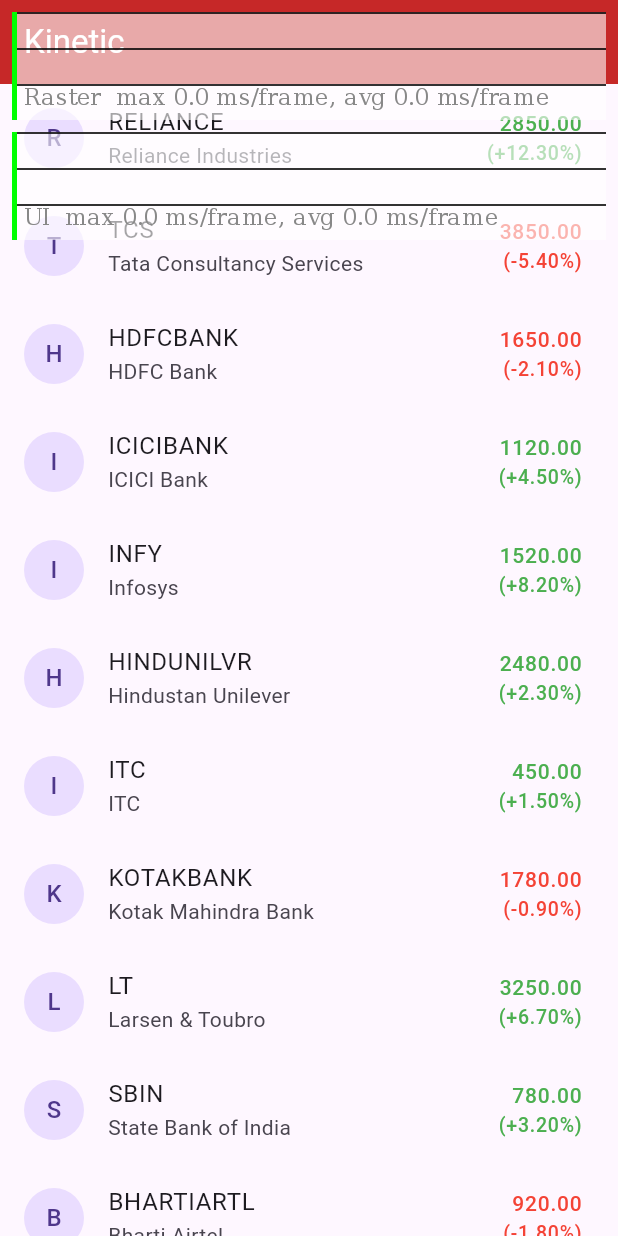
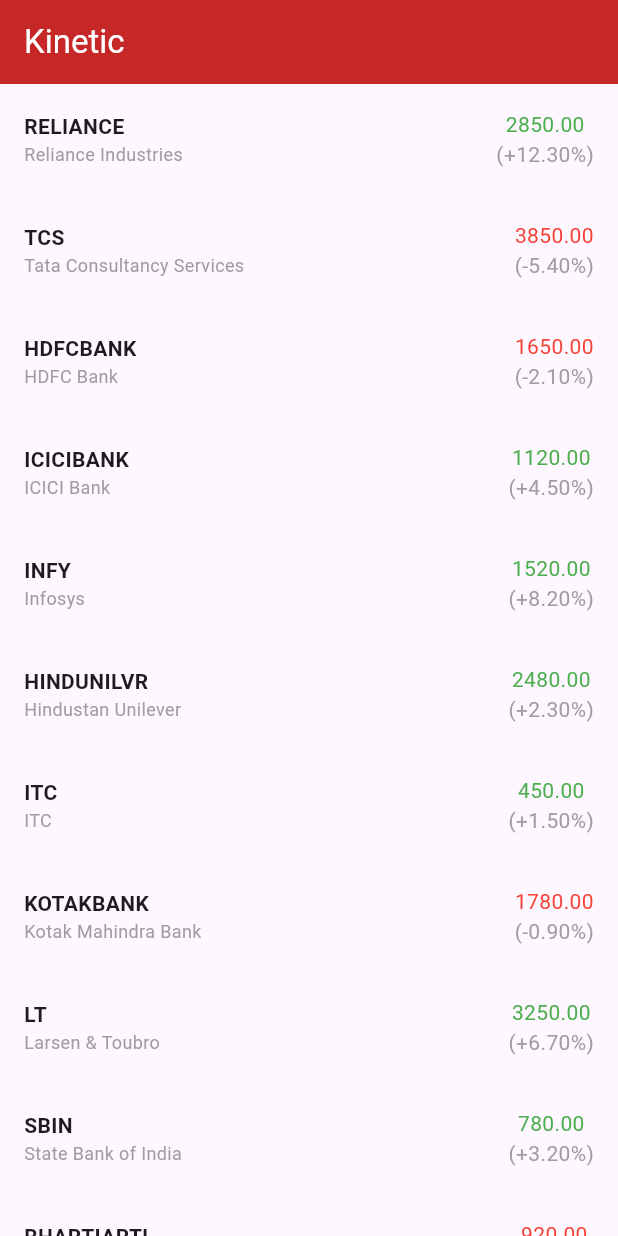
Before and after one commit to hariraja-07/kinetic, a Flutter app: the screen it shows after launch, on a phone screen of 412 x 824 dp. Run offline on Flutter 3.47's test engine with Material 3 defaults, Android fonts, the phone set to English and light mode, and no system bars.

Commit message:
refactor: migrate to typed Stock model and optimize performance
- Replaced unsafe Map<String, dynamic> with type-safe Stock class
- Extracted UI into reusable _StockItem widget with cached styles
- Added itemExtent and disabled keep-alives for smoother scrolling

```diff
--- a/lib/main.dart
+++ b/lib/main.dart
@@ -1,132 +1,171 @@
 import 'package:flutter/material.dart';
 
-void main(){
+void main() {
   runApp(App());
 }
 
-class App extends StatelessWidget{
+class App extends StatelessWidget {
   const App({super.key});
 
   @override
   Widget build(BuildContext context) {
     return MaterialApp(
-      showPerformanceOverlay: true,
       home: Home(),
       debugShowCheckedModeBanner: false,
     );
   }
 }
 
-class Home extends StatelessWidget{
-  Home({super.key});
+class Home extends StatelessWidget {
+  const Home({super.key});
 
-  final stocks = [
-    {"symbol": "RELIANCE", "name": "Reliance Industries", "price": 2850.0, "change": 12.3},
-    {"symbol": "TCS", "name": "Tata Consultancy Services", "price": 3850.0, "change": -5.4},
-    {"symbol": "HDFCBANK", "name": "HDFC Bank", "price": 1650.0, "change": -2.1},
-    {"symbol": "ICICIBANK", "name": "ICICI Bank", "price": 1120.0, "change": 4.5},
-    {"symbol": "INFY", "name": "Infosys", "price": 1520.0, "change": 8.2},
-    {"symbol": "HINDUNILVR", "name": "Hindustan Unilever", "price": 2480.0, "change": 2.3},
-    {"symbol": "ITC", "name": "ITC", "price": 450.0, "change": 1.5},
-    {"symbol": "KOTAKBANK", "name": "Kotak Mahindra Bank", "price": 1780.0, "change": -0.9},
-    {"symbol": "LT", "name": "Larsen & Toubro", "price": 3250.0, "change": 6.7},
-    {"symbol": "SBIN", "name": "State Bank of India", "price": 780.0, "change": 3.2},
-    {"symbol": "BHARTIARTL", "name": "Bharti Airtel", "price": 920.0, "change": -1.8},
-    {"symbol": "BAJFINANCE", "name": "Bajaj Finance", "price": 6850.0, "change": 7.8},
-    {"symbol": "SUNPHARMA", "name": "Sun Pharmaceutical", "price": 1680.0, "change": -3.5},
-    {"symbol": "TATAMOTORS", "name": "Tata Motors", "price": 980.0, "change": 5.1},
-    {"symbol": "ADANIPORTS", "name": "Adani Ports", "price": 1420.0, "change": -1.5},
-    {"symbol": "MARUTI", "name": "Maruti Suzuki", "price": 11800.0, "change": -3.2},
-    {"symbol": "ASIANPAINT", "name": "Asian Paints", "price": 3280.0, "change": 1.9},
-    {"symbol": "NESTLEIND", "name": "Nestle India", "price": 2180.0, "change": -0.5},
-    {"symbol": "HCLTECH", "name": "HCL Technologies", "price": 1280.0, "change": 3.8},
-    {"symbol": "WIPRO", "name": "Wipro", "price": 420.0, "change": 1.2},
-    {"symbol": "TITAN", "name": "Titan Company", "price": 3680.0, "change": 5.6},
-    {"symbol": "ULTRACEMCO", "name": "UltraTech Cement", "price": 11200.0, "change": -2.3},
-    {"symbol": "POWERGRID", "name": "Power Grid Corporation", "price": 320.0, "change": -1.2},
-    {"symbol": "ONGC", "name": "Oil & Natural Gas Corp", "price": 260.0, "change": -0.8},
-    {"symbol": "NTPC", "name": "NTPC", "price": 380.0, "change": 2.1},
-    {"symbol": "COALINDIA", "name": "Coal India", "price": 490.0, "change": 3.4},
-    {"symbol": "JSWSTEEL", "name": "JSW Steel", "price": 890.0, "change": -2.8},
-    {"symbol": "TATASTEEL", "name": "Tata Steel", "price": 165.0, "change": 4.2},
-    {"symbol": "HDFCLIFE", "name": "HDFC Life Insurance", "price": 720.0, "change": -0.7},
-    {"symbol": "SBILIFE", "name": "SBI Life Insurance", "price": 1680.0, "change": 2.9},
-    {"symbol": "CIPLA", "name": "Cipla", "price": 1420.0, "change": 2.1},
-    {"symbol": "DRREDDY", "name": "Dr. Reddy's Laboratories", "price": 6980.0, "change": -3.4},
-    {"symbol": "TECHM", "name": "Tech Mahindra", "price": 1680.0, "change": -1.9},
-    {"symbol": "BAJAJFINSV", "name": "Bajaj Finserv", "price": 1680.0, "change": -4.1},
-    {"symbol": "ADANIENT", "name": "Adani Enterprises", "price": 3280.0, "change": 6.2},
-    {"symbol": "GRASIM", "name": "Grasim Industries", "price": 2180.0, "change": 1.8},
-    {"symbol": "HEROMOTOCO", "name": "Hero MotoCorp", "price": 4450.0, "change": 2.6},
-    {"symbol": "DIVISLAB", "name": "Divi's Laboratories", "price": 4850.0, "change": 4.5},
-    {"symbol": "APOLLOHOSP", "name": "Apollo Hospitals", "price": 6280.0, "change": -1.8},
-    {"symbol": "BPCL", "name": "Bharat Petroleum", "price": 620.0, "change": 3.1},
-    {"symbol": "EICHERMOT", "name": "Eicher Motors", "price": 4280.0, "change": -2.5},
-    {"symbol": "IOC", "name": "Indian Oil Corporation", "price": 160.0, "change": 1.4},
-    {"symbol": "INDUSINDBK", "name": "IndusInd Bank", "price": 1580.0, "change": -3.2},
-    {"symbol": "AXISBANK", "name": "Axis Bank", "price": 1080.0, "change": 2.8},
-    {"symbol": "PNB", "name": "Punjab National Bank", "price": 125.0, "change": -1.6},
-    {"symbol": "BANKBARODA", "name": "Bank of Baroda", "price": 280.0, "change": 3.5},
-    {"symbol": "CANBK", "name": "Canara Bank", "price": 520.0, "change": -2.1},
-    {"symbol": "M&M", "name": "Mahindra & Mahindra", "price": 1680.0, "change": 4.8},
-    {"symbol": "TRENT", "name": "Trent", "price": 4280.0, "change": -1.9},
-    {"symbol": "DMART", "name": "Avenue Supermarts", "price": 4280.0, "change": -1.1},
+  static const List<Stock> stocks = [
+    Stock(symbol: "RELIANCE", name: "Reliance Industries", price: 2850.0, change: 12.3),
+    Stock(symbol: "TCS", name: "Tata Consultancy Services", price: 3850.0, change: -5.4),
+    Stock(symbol: "HDFCBANK", name: "HDFC Bank", price: 1650.0, change: -2.1),
+    Stock(symbol: "ICICIBANK", name: "ICICI Bank", price: 1120.0, change: 4.5),
+    Stock(symbol: "INFY", name: "Infosys", price: 1520.0, change: 8.2),
+    Stock(symbol: "HINDUNILVR", name: "Hindustan Unilever", price: 2480.0, change: 2.3),
+    Stock(symbol: "ITC", name: "ITC", price: 450.0, change: 1.5),
+    Stock(symbol: "KOTAKBANK", name: "Kotak Mahindra Bank", price: 1780.0, change: -0.9),
+    Stock(symbol: "LT", name: "Larsen & Toubro", price: 3250.0, change: 6.7),
+    Stock(symbol: "SBIN", name: "State Bank of India", price: 780.0, change: 3.2),
+    Stock(symbol: "BHARTIARTL", name: "Bharti Airtel", price: 920.0, change: -1.8),
+    Stock(symbol: "BAJFINANCE", name: "Bajaj Finance", price: 6850.0, change: 7.8),
+    Stock(symbol: "SUNPHARMA", name: "Sun Pharmaceutical", price: 1680.0, change: -3.5),
+    Stock(symbol: "TATAMOTORS", name: "Tata Motors", price: 980.0, change: 5.1),
+    Stock(symbol: "ADANIPORTS", name: "Adani Ports", price: 1420.0, change: -1.5),
+    Stock(symbol: "MARUTI", name: "Maruti Suzuki", price: 11800.0, change: -3.2),
+    Stock(symbol: "ASIANPAINT", name: "Asian Paints", price: 3280.0, change: 1.9),
+    Stock(symbol: "NESTLEIND", name: "Nestle India", price: 2180.0, change: -0.5),
+    Stock(symbol: "HCLTECH", name: "HCL Technologies", price: 1280.0, change: 3.8),
+    Stock(symbol: "WIPRO", name: "Wipro", price: 420.0, change: 1.2),
+    Stock(symbol: "TITAN", name: "Titan Company", price: 3680.0, change: 5.6),
+    Stock(symbol: "ULTRACEMCO", name: "UltraTech Cement", price: 11200.0, change: -2.3),
+    Stock(symbol: "POWERGRID", name: "Power Grid Corporation", price: 320.0, change: -1.2),
+    Stock(symbol: "ONGC", name: "Oil & Natural Gas Corp", price: 260.0, change: -0.8),
+    Stock(symbol: "NTPC", name: "NTPC", price: 380.0, change: 2.1),
+    Stock(symbol: "COALINDIA", name: "Coal India", price: 490.0, change: 3.4),
+    Stock(symbol: "JSWSTEEL", name: "JSW Steel", price: 890.0, change: -2.8),
+    Stock(symbol: "TATASTEEL", name: "Tata Steel", price: 165.0, change: 4.2),
+    Stock(symbol: "HDFCLIFE", name: "HDFC Life Insurance", price: 720.0, change: -0.7),
+    Stock(symbol: "SBILIFE", name: "SBI Life Insurance", price: 1680.0, change: 2.9),
+    Stock(symbol: "CIPLA", name: "Cipla", price: 1420.0, change: 2.1),
+    Stock(symbol: "DRREDDY", name: "Dr. Reddy's Laboratories", price: 6980.0, change: -3.4),
+    Stock(symbol: "TECHM", name: "Tech Mahindra", price: 1680.0, change: -1.9),
+    Stock(symbol: "BAJAJFINSV", name: "Bajaj Finserv", price: 1680.0, change: -4.1),
+    Stock(symbol: "ADANIENT", name: "Adani Enterprises", price: 3280.0, change: 6.2),
+    Stock(symbol: "GRASIM", name: "Grasim Industries", price: 2180.0, change: 1.8),
+    Stock(symbol: "HEROMOTOCO", name: "Hero MotoCorp", price: 4450.0, change: 2.6),
+    Stock(symbol: "DIVISLAB", name: "Divi's Laboratories", price: 4850.0, change: 4.5),
+    Stock(symbol: "APOLLOHOSP", name: "Apollo Hospitals", price: 6280.0, change: -1.8),
+    Stock(symbol: "BPCL", name: "Bharat Petroleum", price: 620.0, change: 3.1),
+    Stock(symbol: "EICHERMOT", name: "Eicher Motors", price: 4280.0, change: -2.5),
+    Stock(symbol: "IOC", name: "Indian Oil Corporation", price: 160.0, change: 1.4),
+    Stock(symbol: "INDUSINDBK", name: "IndusInd Bank", price: 1580.0, change: -3.2),
+    Stock(symbol: "AXISBANK", name: "Axis Bank", price: 1080.0, change: 2.8),
+    Stock(symbol: "PNB", name: "Punjab National Bank", price: 125.0, change: -1.6),
+    Stock(symbol: "BANKBARODA", name: "Bank of Baroda", price: 280.0, change: 3.5),
+    Stock(symbol: "CANBK", name: "Canara Bank", price: 520.0, change: -2.1),
+    Stock(symbol: "M&M", name: "Mahindra & Mahindra", price: 1680.0, change: 4.8),
+    Stock(symbol: "TRENT", name: "Trent", price: 4280.0, change: -1.9),
+    Stock(symbol: "DMART", name: "Avenue Supermarts", price: 4280.0, change: -1.1),
   ];
 
   @override
-  Widget build(BuildContext context){
+  Widget build(BuildContext context) {
     return Scaffold(
       appBar: AppBar(
-        title: Text("Kinetic"),
+        title: const Text("Kinetic"),
         backgroundColor: Colors.red.shade800,
         foregroundColor: Colors.white,
       ),
       body: ListView.builder(
+        itemExtent: 74.0,
+        addAutomaticKeepAlives: false,
         itemCount: stocks.length,
         itemBuilder: (context, index) {
           final stock = stocks[index];
-          final isPositive = (stock["change"] as num) >= 0;
-          final price = (stock["price"] as num);
-          final change = (stock["change"] as num);
+          return _StockItem(
+            key: ValueKey(stock.symbol),
+            symbol: stock.symbol,
+            name: stock.name,
+            price: stock.price,
+            change: stock.change,
+          );
+        },
+      ),
+    );
+  }
+}
 
-          return ListTile(
-            leading: CircleAvatar(
-              child: Text(
-                (stock["symbol"] as String)[0]
+class Stock {
+  final String symbol;
+  final String name;
+  final double price;
+  final double change;
+
+  const Stock({
+    required this.symbol,
+    required this.name,
+    required this.price,
+    required this.change
+  });
+}
+
+class _StockItem extends StatelessWidget {
+  const _StockItem({
+    super.key,
+    required this.symbol,
+    required this.name,
+    required this.price,
+    required this.change,
+  });
+
+  final String symbol;
+  final String name;
+  final double price;
+  final double change;
+
+  static const priceGreen = TextStyle(color: Colors.green);
+  static const priceRed = TextStyle(color: Colors.red);
+  static const changeColor = TextStyle(color: Colors.grey);
+  static const symbolStyle = TextStyle(fontWeight: FontWeight.bold);
+  static const nameStyle = TextStyle(fontSize: 12, color: Colors.grey);
+
+  @override
+  Widget build(BuildContext context) {
+    final isPositive = change >= 0;
+    return Padding(
+      padding: const EdgeInsets.symmetric(horizontal: 16),
+
+      child: Row(
+        children: [
+          Expanded(
+            child: Column(
+              crossAxisAlignment: CrossAxisAlignment.start,
+              mainAxisAlignment: MainAxisAlignment.center,
+              children: [
+                Text(symbol, style: symbolStyle),
+                Text(name, style: nameStyle),
+              ],
             ),
           ),
-
-            title: Text(
-              stock["symbol"] as String
-            ),
-
-            subtitle: Text(
-              stock["name"] as String
-            ),
-
-            trailing: Column(
+          Column(
             mainAxisAlignment: MainAxisAlignment.center,
-              crossAxisAlignment: CrossAxisAlignment.end,
             children: [
               Text(
                 price.toStringAsFixed(2),
-                  style: TextStyle(
-                    color: isPositive ? Colors.green : Colors.red,
-                    fontSize: 14
-                  ),
+                style: isPositive ? priceGreen : priceRed,
               ),
               Text(
-                  "(${isPositive?'+':''}${change.toStringAsFixed(2)}%)",
-                  style: TextStyle(
-                    color:  isPositive? Colors.green : Colors.red,
-                    fontSize: 13
+                '(${isPositive ? '+' : ''}${change.toStringAsFixed(2)}%)',
+                style: changeColor,
               ),
-                )
+            ],
+          ),
         ],
       ),
     );
-        },
-      )
-    );
   }
 }
```
Lines whose indentation alone changed are shown as unchanged.
